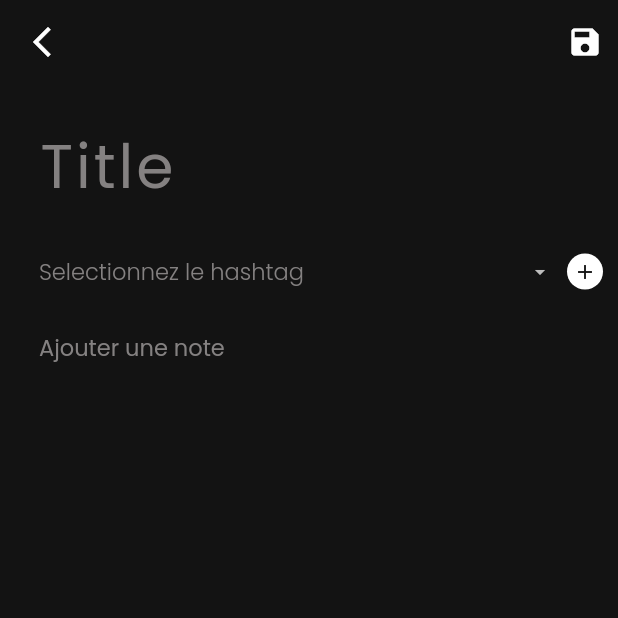
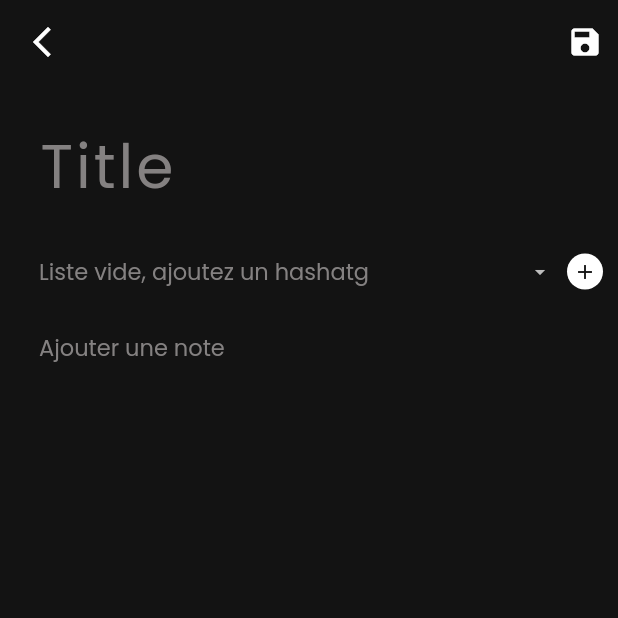
Before and after one commit to PrinceLeBon/note_app, a Flutter app: the screen it shows after launch, after a tap on the "add" icon, on a phone screen of 412 x 824 dp, the top half of it. Run offline on Flutter 3.47's test engine with Material 2 defaults, Android fonts, the light colour scheme and no system bars; our stand-ins replace bloc, flutter_bloc, flutter_colorpicker, google_fonts, hive, hive_flutter; missing offline and left inert: color_parser; accounts and stored records are empty.

Commit message:
backend(hive) add hashtags & displays them

```diff
--- a/lib/business_logic/cubit/hashtags/hashtag_state.dart
+++ b/lib/business_logic/cubit/hashtags/hashtag_state.dart
@@ -11,8 +11,10 @@ class GettingAllHashTags extends HashtagState {}
 
 class HashTagsGotten extends HashtagState {
   final List<HashTag> hashTags;
+  final List<HashTag> hashTagsFiltered;
 
-  const HashTagsGotten({required this.hashTags});
+  const HashTagsGotten(
+      {required this.hashTags, required this.hashTagsFiltered});
 }
 
 class GettingAllHashTagsFailed extends HashtagState {
@@ -30,3 +32,13 @@ class AddingHashTagFailed extends HashtagState {
 
   const AddingHashTagFailed({required this.error});
 }
+
+class DeletingHashTag extends HashtagState {}
+
+class HashTagsDeleted extends HashtagState {}
+
+class DeletingHashTagFailed extends HashtagState {
+  final String error;
+
+  const DeletingHashTagFailed({required this.error});
+}
--- a/lib/presentation/screens/firstpage.dart
+++ b/lib/presentation/screens/firstpage.dart
@@ -42,7 +42,7 @@ class _FirstPageState extends State<FirstPage> {
                           itemCount: state.hashTags.length,
                           itemBuilder: (context, index) {
                             return Hashtags(
-                              label: state.hashTags[index].label,
+                              hashtag: state.hashTags[index],
                             );
                           }),
                     );
--- a/lib/presentation/screens/new_note.dart
+++ b/lib/presentation/screens/new_note.dart
@@ -3,6 +3,7 @@ import 'package:flutter/material.dart';
 import 'package:flutter_bloc/flutter_bloc.dart';
 import 'package:flutter_colorpicker/flutter_colorpicker.dart';
 import 'package:note_app/business_logic/cubit/hashtags/hashtag_cubit.dart';
+import 'package:note_app/data/models/hashtag.dart';
 import 'package:note_app/presentation/widgets/custom_text_field.dart';
 import 'package:note_app/presentation/widgets/gap.dart';
 import 'package:note_app/presentation/widgets/google_text.dart';
@@ -62,12 +63,16 @@ class _NewNoteState extends State<NewNote> {
                             Row(
                               children: [
                                 Expanded(
-                                  child: CustomDropDown(list: state.hashTags),
+                                  child: CustomDropDown(
+                                    list: state.hashTags,
+                                    listFiltered: state.hashTagsFiltered,
+                                  ),
                                 ),
                                 const Gap(horizontalAlign: true, gap: 10),
                                 InkWell(
                                   onTap: () {
-                                    pickColor(context);
+                                    pickColor(context, state.hashTags,
+                                        state.hashTagsFiltered);
                                   },
                                   child: Container(
                                     padding: const EdgeInsets.all(4.0),
@@ -84,7 +89,10 @@ class _NewNoteState extends State<NewNote> {
                                 )
                               ],
                             ),
-                            ShowHashtags(hashtags: state.hashTags),
+                            ShowHashtags(
+                              hashtags: state.hashTags,
+                              hashtagsFiltered: state.hashTagsFiltered,
+                            ),
                           ],
                         )
                       : (state is GettingAllHashTags)
@@ -132,7 +140,8 @@ class _NewNoteState extends State<NewNote> {
     setState(() => pickerColor = color);
   }
 
-  Future pickColor(BuildContext context) {
+  Future pickColor(BuildContext context, List<HashTag> hashTagsList,
+      List<HashTag> hashTagsListFiltered) {
     return showDialog(
         context: context,
         builder: (context) {
@@ -183,8 +192,15 @@ class _NewNoteState extends State<NewNote> {
                 onPressed: () {
                   if (_formKey.currentState!.validate()) {
                     setState(() => currentColor = pickerColor);
+                    final String color = ColorParser.color(pickerColor).toHex();
+                    context.read<HashtagCubit>().addHashTag(
+                        HashTag(
+                            id: DateTime.now().toString(),
+                            label: hashTagController.text.trim(),
+                            color: color),
+                        hashTagsList,
+                        hashTagsListFiltered);
                     hashTagController.text = "";
-                    final String color = ColorParser.color(pickerColor).toHex();
                     Navigator.of(context).pop();
                   }
                 },
--- a/lib/presentation/widgets/custom_dropdown.dart
+++ b/lib/presentation/widgets/custom_dropdown.dart
@@ -1,11 +1,16 @@
 import 'package:flutter/material.dart';
+import 'package:flutter_bloc/flutter_bloc.dart';
 import 'package:google_fonts/google_fonts.dart';
 import 'package:note_app/data/models/hashtag.dart';
+import 'package:note_app/utils/constants.dart';
+import '../../business_logic/cubit/hashtags/hashtag_cubit.dart';
 
 class CustomDropDown extends StatelessWidget {
   final List<HashTag> list;
+  final List<HashTag> listFiltered;
 
-  const CustomDropDown({super.key, required this.list});
+  const CustomDropDown(
+      {super.key, required this.list, required this.listFiltered});
 
   @override
   Widget build(BuildContext context) {
@@ -21,17 +26,17 @@ class CustomDropDown extends StatelessWidget {
       ),
       validator: null,
       hint: Text(
-        "Selectionnez le hashtag",
+        (list.isEmpty)
+            ? "Liste vide, ajoutez un hashatg"
+            : "Selectionnez le hashtag",
         style: GoogleFonts.poppins(
-          fontWeight: FontWeight.w300,
+          fontWeight: FontWeight.w400,
           color: const Color(0xff848181),
         ),
       ),
       onChanged: (e) {
-        /*setState(() {
-          widget.controller?.text = e!;
-        });
-        widget.getSelectedValue!(e!);*/
+        //=>
+        context.read<HashtagCubit>().addFilteredChoice(list, listFiltered, e!);
       },
       isExpanded: true,
       borderRadius: BorderRadius.circular(6.0),
@@ -39,7 +44,10 @@ class CustomDropDown extends StatelessWidget {
           .map(
             (e) => DropdownMenuItem<String>(
               value: e.label,
-              child: Text(e.label),
+              child: Text(
+                e.label,
+                style: TextStyle(color: whiteColor),
+              ),
             ),
           )
           .toList(),
--- a/lib/presentation/widgets/show_hashtags.dart
+++ b/lib/presentation/widgets/show_hashtags.dart
@@ -1,17 +1,21 @@
 import 'package:flutter/material.dart';
+import 'package:flutter_bloc/flutter_bloc.dart';
 import 'package:note_app/data/models/hashtag.dart';
 import 'package:note_app/presentation/widgets/gap.dart';
 import 'package:note_app/presentation/widgets/tem_hashtag.dart';
+import '../../business_logic/cubit/hashtags/hashtag_cubit.dart';
 
 class ShowHashtags extends StatelessWidget {
   final List<HashTag> hashtags;
+  final List<HashTag> hashtagsFiltered;
 
-  const ShowHashtags({super.key, required this.hashtags});
+  const ShowHashtags(
+      {super.key, required this.hashtags, required this.hashtagsFiltered});
 
   @override
   Widget build(BuildContext context) {
     return Visibility(
-      visible: hashtags.isNotEmpty,
+      visible: hashtagsFiltered.isNotEmpty,
       child: Column(
         mainAxisSize: MainAxisSize.min,
         children: [
@@ -20,14 +24,16 @@ class ShowHashtags extends StatelessWidget {
             height: 30.0,
             child: ListView.builder(
               scrollDirection: Axis.horizontal,
-              itemCount: hashtags.length,
+              itemCount: hashtagsFiltered.length,
               itemBuilder: (context, index) => Padding(
                 padding: const EdgeInsets.only(
                   right: 11.0,
                 ),
                 child: InkWell(
-                  onTap: null,
-                  child: TempHashTag(hashtag: hashtags[index]),
+                  onTap: () => context
+                      .read<HashtagCubit>()
+                      .deleteHashTagFiltered(index, hashtags, hashtagsFiltered),
+                  child: TempHashTag(hashtag: hashtagsFiltered[index]),
                 ),
               ),
             ),
--- a/lib/utils/constants.dart
+++ b/lib/utils/constants.dart
@@ -2,3 +2,7 @@ import 'package:flutter/material.dart';
 
 Color blackColor = const Color(0xFF131313);
 Color whiteColor = Colors.white;
+
+Color hexToColor(String code) {
+  return Color(int.parse(code.substring(1, 7), radix: 16) + 0xFF000000);
+}
```
Also changed, not shown: lib/business_logic/cubit/hashtags/hashtag_cubit.dart (+54 -4 lines), lib/presentation/widgets/hashtags.dart (+5 -4 lines), lib/presentation/widgets/tem_hashtag.dart (+3 -7 lines).
